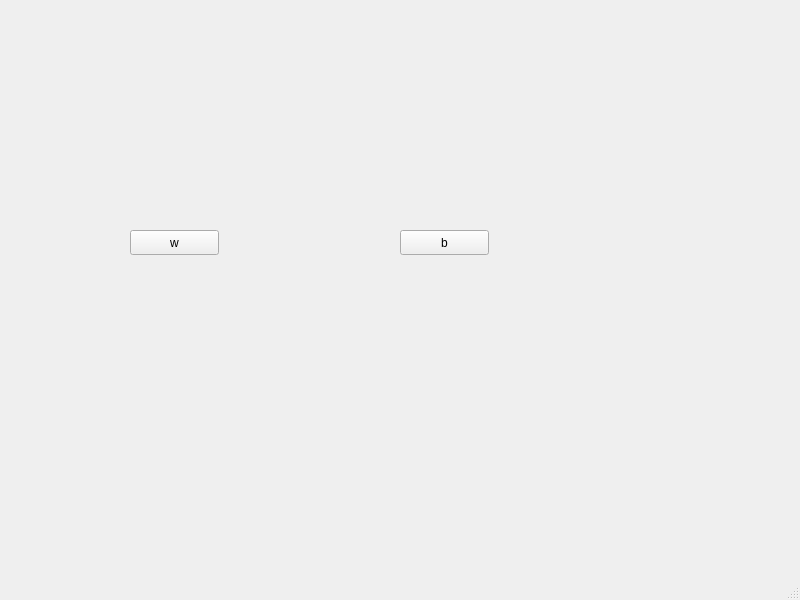
Qt form mainwindow.ui (RabbitChenc/qt-) before a commit.
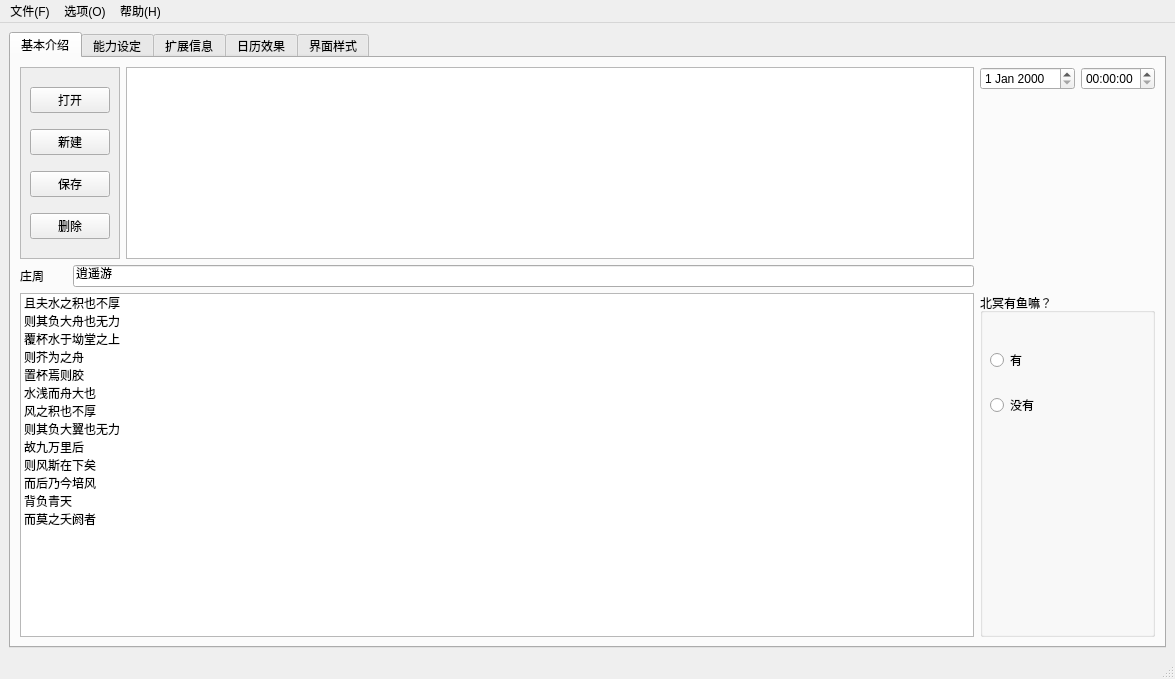
The same form after that commit. The open tabs and pages were chosen to show the change. Icons and pictures are not drawn.

Diff of the .ui file:
```diff
--- a/mainwindow.ui
+++ b/mainwindow.ui
@@ -6,43 +6,353 @@
    <rect>
     <x>0</x>
     <y>0</y>
-    <width>800</width>
-    <height>600</height>
+    <width>1175</width>
+    <height>679</height>
    </rect>
   </property>
   <property name="windowTitle">
    <string>MainWindow</string>
   </property>
   <widget class="QWidget" name="centralwidget">
-   <widget class="QPushButton" name="pushButton">
-    <property name="geometry">
-     <rect>
-      <x>130</x>
-      <y>230</y>
-      <width>89</width>
-      <height>25</height>
-     </rect>
-    </property>
-    <property name="text">
-     <string>w</string>
-    </property>
-   </widget>
-   <widget class="QPushButton" name="pushButton_2">
-    <property name="geometry">
-     <rect>
-      <x>400</x>
-      <y>230</y>
-      <width>89</width>
-      <height>25</height>
-     </rect>
-    </property>
-    <property name="text">
-     <string>b</string>
-    </property>
-   </widget>
+   <layout class="QGridLayout" name="gridLayout">
+    <item row="0" column="0">
+     <widget class="QTabWidget" name="tabWidget">
+      <property name="currentIndex">
+       <number>1</number>
+      </property>
+      <widget class="QWidget" name="tab">
+       <attribute name="title">
+        <string>基本介绍</string>
+       </attribute>
+       <layout class="QGridLayout" name="gridLayout_2">
+        <item row="0" column="0" rowspan="2" colspan="2">
+         <widget class="QScrollArea" name="scrollArea">
+          <property name="widgetResizable">
+           <bool>true</bool>
+          </property>
+          <widget class="QWidget" name="scrollAreaWidgetContents">
+           <property name="geometry">
+            <rect>
+             <x>0</x>
+             <y>0</y>
+             <width>107</width>
+             <height>190</height>
+            </rect>
+           </property>
+           <layout class="QVBoxLayout" name="verticalLayout_3">
+            <item>
+             <widget class="QPushButton" name="pushButton">
+              <property name="text">
+               <string>打开</string>
+              </property>
+             </widget>
+            </item>
+            <item>
+             <widget class="QPushButton" name="pushButton_2">
+              <property name="text">
+               <string>新建</string>
+              </property>
+             </widget>
+            </item>
+            <item>
+             <widget class="QPushButton" name="pushButton_3">
+              <property name="text">
+               <string>保存</string>
+              </property>
+             </widget>
+            </item>
+            <item>
+             <widget class="QPushButton" name="pushButton_4">
+              <property name="text">
+               <string>删除</string>
+              </property>
+             </widget>
+            </item>
+           </layout>
+          </widget>
+         </widget>
+        </item>
+        <item row="0" column="2" rowspan="2">
+         <widget class="QTextEdit" name="textEdit"/>
+        </item>
+        <item row="0" column="3">
+         <widget class="QDateEdit" name="dateEdit"/>
+        </item>
+        <item row="0" column="4">
+         <widget class="QTimeEdit" name="timeEdit"/>
+        </item>
+        <item row="1" column="3" colspan="2">
+         <widget class="QLabel" name="label">
+          <property name="text">
+           <string/>
+          </property>
+         </widget>
+        </item>
+        <item row="2" column="0">
+         <widget class="QLabel" name="nameline">
+          <property name="text">
+           <string>庄周</string>
+          </property>
+         </widget>
+        </item>
+        <item row="2" column="1" colspan="2">
+         <widget class="QLineEdit" name="lineEdit">
+          <property name="text">
+           <string>逍遥游</string>
+          </property>
+         </widget>
+        </item>
+        <item row="3" column="0" colspan="3">
+         <widget class="QListWidget" name="listWidget">
+          <item>
+           <property name="text">
+            <string>且夫水之积也不厚</string>
+           </property>
+          </item>
+          <item>
+           <property name="text">
+            <string>则其负大舟也无力</string>
+           </property>
+          </item>
+          <item>
+           <property name="text">
+            <string>覆杯水于坳堂之上</string>
+           </property>
+          </item>
+          <item>
+           <property name="text">
+            <string>则芥为之舟</string>
+           </property>
+          </item>
+          <item>
+           <property name="text">
+            <string>置杯焉则胶</string>
+           </property>
+          </item>
+          <item>
+           <property name="text">
+            <string>水浅而舟大也</string>
+           </property>
+          </item>
+          <item>
+           <property name="text">
+            <string>风之积也不厚</string>
+           </property>
+          </item>
+          <item>
+           <property name="text">
+            <string>则其负大翼也无力</string>
+           </property>
+          </item>
+          <item>
+           <property name="text">
+            <string>故九万里后</string>
+           </property>
+          </item>
+          <item>
+           <property name="text">
+            <string>则风斯在下矣</string>
+           </property>
+          </item>
+          <item>
+           <property name="text">
+            <string>而后乃今培风</string>
+           </property>
+          </item>
+          <item>
+           <property name="text">
+            <string>背负青天</string>
+           </property>
+          </item>
+          <item>
+           <property name="text">
+            <string>而莫之夭阏者</string>
+           </property>
+          </item>
+         </widget>
+        </item>
+        <item row="3" column="3" colspan="2">
+         <widget class="QGroupBox" name="groupBox">
+          <property name="title">
+           <string>北冥有鱼嘛？</string>
+          </property>
+          <widget class="QWidget" name="layoutWidget">
+           <property name="geometry">
+            <rect>
+             <x>10</x>
+             <y>40</y>
+             <width>114</width>
+             <height>101</height>
+            </rect>
+           </property>
+           <layout class="QVBoxLayout" name="verticalLayout">
+            <item>
+             <widget class="QRadioButton" name="yesRadioButton">
+              <property name="text">
+               <string>有</string>
+              </property>
+             </widget>
+            </item>
+            <item>
+             <widget class="QRadioButton" name="noRadioButton">
+              <property name="text">
+               <string>没有</string>
+              </property>
+             </widget>
+            </item>
+           </layout>
+          </widget>
+          <widget class="QWidget" name="layoutWidget">
+           <property name="geometry">
+            <rect>
+             <x>190</x>
+             <y>40</y>
+             <width>94</width>
+             <height>136</height>
+            </rect>
+           </property>
+           <layout class="QVBoxLayout" name="verticalLayout_2">
+            <item>
+             <widget class="QCheckBox" name="checkBoxFish">
+              <property name="text">
+               <string>大鱼</string>
+              </property>
+             </widget>
+            </item>
+            <item>
+             <widget class="QCheckBox" name="checkBoxBird">
+              <property name="text">
+               <string>鹏</string>
+              </property>
+             </widget>
+            </item>
+            <item>
+             <widget class="QCheckBox" name="checkBoxKun">
+              <property name="text">
+               <string>鲲</string>
+              </property>
+             </widget>
+            </item>
+            <item>
+             <widget class="QCheckBox" name="checkBoxBoth">
+              <property name="text">
+               <string>以上都是</string>
+              </property>
+             </widget>
+            </item>
+           </layout>
+          </widget>
+         </widget>
+        </item>
+       </layout>
+      </widget>
+      <widget class="QWidget" name="tab_2">
+       <attribute name="title">
+        <string>能力设定</string>
+       </attribute>
+       <layout class="QGridLayout" name="gridLayout_3">
+        <item row="0" column="0">
+         <widget class="QLabel" name="labelAttri">
+          <property name="text">
+           <string>属性</string>
+          </property>
+         </widget>
+        </item>
+        <item row="0" column="1">
+         <widget class="QLabel" name="labelSkill">
+          <property name="text">
+           <string>技能</string>
+          </property>
+         </widget>
+        </item>
+        <item row="1" column="0">
+         <widget class="QTableWidget" name="tableAttri"/>
+        </item>
+        <item row="1" column="1">
+         <widget class="QTableWidget" name="tableSkill"/>
+        </item>
+       </layout>
+      </widget>
+      <widget class="QWidget" name="tab_3">
+       <attribute name="title">
+        <string>扩展信息</string>
+       </attribute>
+      </widget>
+      <widget class="QWidget" name="tab_4">
+       <attribute name="title">
+        <string>日历效果</string>
+       </attribute>
+       <layout class="QHBoxLayout" name="horizontalLayout">
+        <item>
+         <widget class="QCalendarWidget" name="calendarWidget"/>
+        </item>
+        <item>
+         <widget class="QCalendarWidget" name="calendarWidget_2"/>
+        </item>
+       </layout>
+      </widget>
+      <widget class="QWidget" name="tab_5">
+       <attribute name="title">
+        <string>界面样式</string>
+       </attribute>
+      </widget>
+     </widget>
+    </item>
+   </layout>
   </widget>
   <widget class="QStatusBar" name="statusbar"/>
-  <action name="action">
+  <widget class="QMenuBar" name="menuBar">
+   <property name="geometry">
+    <rect>
+     <x>0</x>
+     <y>0</y>
+     <width>1175</width>
+     <height>28</height>
+    </rect>
+   </property>
+   <widget class="QMenu" name="menu">
+    <property name="title">
+     <string>文件(F)</string>
+    </property>
+    <addaction name="newAction"/>
+    <addaction name="separator"/>
+    <addaction name="openAction"/>
+    <addaction name="separator"/>
+    <addaction name="saveAction"/>
+    <addaction name="separator"/>
+    <addaction name="deleteAction"/>
+    <addaction name="closeAction"/>
+   </widget>
+   <widget class="QMenu" name="menu_2">
+    <property name="title">
+     <string>选项(O)</string>
+    </property>
+    <widget class="QMenu" name="rejuAction">
+     <property name="title">
+      <string>焕肤(R)</string>
+     </property>
+     <addaction name="styleWhite"/>
+     <addaction name="separator"/>
+     <addaction name="styleBlack"/>
+    </widget>
+    <addaction name="fontAction"/>
+    <addaction name="separator"/>
+    <addaction name="colorAction"/>
+    <addaction name="separator"/>
+    <addaction name="rejuAction"/>
+   </widget>
+   <widget class="QMenu" name="menu_H">
+    <property name="title">
+     <string>帮助(H)</string>
+    </property>
+    <addaction name="helpAction"/>
+    <addaction name="aboutAction"/>
+   </widget>
+   <addaction name="menu"/>
+   <addaction name="menu_2"/>
+   <addaction name="menu_H"/>
+  </widget>
+  <action name="newAction">
    <property name="text">
     <string>白色</string>
    </property>
```
Left out of the diff: 59 changed lines with no effect on the pictures.
